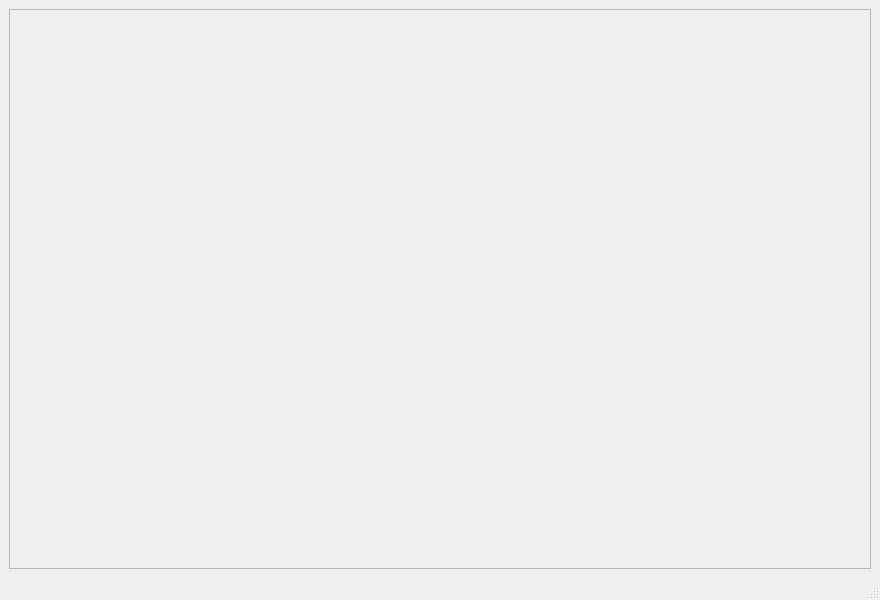
Qt form main_window/ui_main.ui (HSU-S21-CS232/P03-mc683) before a commit.
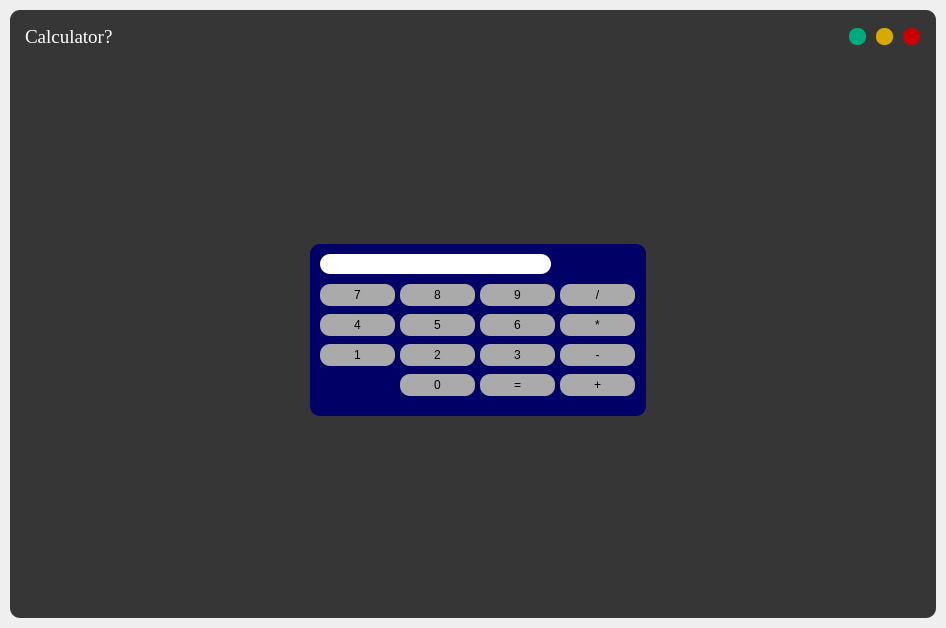
The same form after that commit.

```diff
--- a/main_window/ui_main.ui
+++ b/main_window/ui_main.ui
@@ -6,28 +6,634 @@
    <rect>
     <x>0</x>
     <y>0</y>
-    <width>880</width>
-    <height>600</height>
+    <width>946</width>
+    <height>628</height>
    </rect>
   </property>
   <property name="windowTitle">
    <string>MainWindow</string>
   </property>
   <widget class="QWidget" name="centralwidget">
-   <layout class="QVBoxLayout" name="verticalLayout">
+   <layout class="QVBoxLayout" name="drop_shadow_layout">
+    <property name="spacing">
+     <number>0</number>
+    </property>
+    <property name="leftMargin">
+     <number>10</number>
+    </property>
+    <property name="topMargin">
+     <number>10</number>
+    </property>
+    <property name="rightMargin">
+     <number>10</number>
+    </property>
+    <property name="bottomMargin">
+     <number>10</number>
+    </property>
     <item>
      <widget class="QFrame" name="drop_shadow_frame">
+      <property name="styleSheet">
+       <string notr="true">background-color: rgb(54, 54, 54);
+border-radius: 10px;</string>
+      </property>
       <property name="frameShape">
-       <enum>QFrame::StyledPanel</enum>
+       <enum>QFrame::NoFrame</enum>
       </property>
       <property name="frameShadow">
        <enum>QFrame::Raised</enum>
       </property>
+      <layout class="QVBoxLayout" name="verticalLayout">
+       <property name="spacing">
+        <number>0</number>
+       </property>
+       <property name="leftMargin">
+        <number>0</number>
+       </property>
+       <property name="topMargin">
+        <number>0</number>
+       </property>
+       <property name="rightMargin">
+        <number>0</number>
+       </property>
+       <property name="bottomMargin">
+        <number>0</number>
+       </property>
+       <item>
+        <widget class="QFrame" name="title_bar">
+         <property name="maximumSize">
+          <size>
+           <width>16777215</width>
+           <height>50</height>
+          </size>
+         </property>
+         <property name="styleSheet">
+          <string notr="true">background-color: none;</string>
+         </property>
+         <property name="frameShape">
+          <enum>QFrame::NoFrame</enum>
+         </property>
+         <property name="frameShadow">
+          <enum>QFrame::Raised</enum>
+         </property>
+         <layout class="QHBoxLayout" name="horizontalLayout">
+          <property name="spacing">
+           <number>0</number>
+          </property>
+          <property name="leftMargin">
+           <number>0</number>
+          </property>
+          <property name="topMargin">
+           <number>0</number>
+          </property>
+          <property name="rightMargin">
+           <number>0</number>
+          </property>
+          <property name="bottomMargin">
+           <number>0</number>
+          </property>
+          <item>
+           <widget class="QFrame" name="frame_title">
+            <property name="font">
+             <font>
+              <family>Microsoft YaHei Light</family>
+              <pointsize>14</pointsize>
+             </font>
+            </property>
+            <property name="frameShape">
+             <enum>QFrame::StyledPanel</enum>
+            </property>
+            <property name="frameShadow">
+             <enum>QFrame::Raised</enum>
+            </property>
+            <layout class="QVBoxLayout" name="verticalLayout_2">
+             <property name="spacing">
+              <number>0</number>
+             </property>
+             <property name="leftMargin">
+              <number>15</number>
+             </property>
+             <property name="topMargin">
+              <number>0</number>
+             </property>
+             <property name="rightMargin">
+              <number>0</number>
+             </property>
+             <property name="bottomMargin">
+              <number>0</number>
+             </property>
+             <item>
+              <widget class="QLabel" name="label_title">
+               <property name="font">
+                <font>
+                 <family>Times New Roman</family>
+                 <pointsize>14</pointsize>
+                </font>
+               </property>
+               <property name="styleSheet">
+                <string notr="true">color: rgb(255, 255, 255);</string>
+               </property>
+               <property name="text">
+                <string>Calculator?</string>
+               </property>
+              </widget>
+             </item>
+            </layout>
+           </widget>
+          </item>
+          <item>
+           <widget class="QFrame" name="frame_btns">
+            <property name="maximumSize">
+             <size>
+              <width>100</width>
+              <height>16777215</height>
+             </size>
+            </property>
+            <property name="frameShape">
+             <enum>QFrame::StyledPanel</enum>
+            </property>
+            <property name="frameShadow">
+             <enum>QFrame::Raised</enum>
+            </property>
+            <layout class="QHBoxLayout" name="horizontalLayout_3">
+             <item>
+              <widget class="QPushButton" name="btn_maximize">
+               <property name="minimumSize">
+                <size>
+                 <width>16</width>
+                 <height>16</height>
+                </size>
+               </property>
+               <property name="maximumSize">
+                <size>
+                 <width>17</width>
+                 <height>17</height>
+                </size>
+               </property>
+               <property name="styleSheet">
+                <string notr="true">QPushButton {
+	border:none;
+	border-radius:8px;	
+	background-color: rgb(0, 170, 127);
+}
+QPushButton:hover {	
+	background-color: rgba(0, 170, 127, 150);
+}</string>
+               </property>
+               <property name="text">
+                <string/>
+               </property>
+              </widget>
+             </item>
+             <item>
+              <widget class="QPushButton" name="btn_minimize">
+               <property name="minimumSize">
+                <size>
+                 <width>16</width>
+                 <height>16</height>
+                </size>
+               </property>
+               <property name="maximumSize">
+                <size>
+                 <width>17</width>
+                 <height>17</height>
+                </size>
+               </property>
+               <property name="styleSheet">
+                <string notr="true">QPushButton {
+	border:none;
+	border-radius:8px;	
+	background-color: rgb(213, 171, 0);
+}
+QPushButton:hover {	
+	background-color: rgba(213, 171, 0, 150);
+}</string>
+               </property>
+               <property name="text">
+                <string/>
+               </property>
+              </widget>
+             </item>
+             <item>
+              <widget class="QPushButton" name="btn_close">
+               <property name="minimumSize">
+                <size>
+                 <width>16</width>
+                 <height>16</height>
+                </size>
+               </property>
+               <property name="maximumSize">
+                <size>
+                 <width>17</width>
+                 <height>17</height>
+                </size>
+               </property>
+               <property name="styleSheet">
+                <string notr="true">QPushButton {
+	border:none;
+	border-radius:8px;	
+	background-color: rgb(203, 0, 0);
+}
+QPushButton:hover {	
+	background-color: rgba(203, 0, 0, 150);
+}</string>
+               </property>
+               <property name="text">
+                <string/>
+               </property>
+              </widget>
+             </item>
+            </layout>
+           </widget>
+          </item>
+         </layout>
+        </widget>
+       </item>
+       <item>
+        <widget class="QFrame" name="content_bar">
+         <property name="maximumSize">
+          <size>
+           <width>16777215</width>
+           <height>550</height>
+          </size>
+         </property>
+         <property name="styleSheet">
+          <string notr="true">background-color: none;</string>
+         </property>
+         <property name="frameShape">
+          <enum>QFrame::StyledPanel</enum>
+         </property>
+         <property name="frameShadow">
+          <enum>QFrame::Raised</enum>
+         </property>
+         <widget class="QFrame" name="calc">
+          <property name="geometry">
+           <rect>
+            <x>300</x>
+            <y>180</y>
+            <width>336</width>
+            <height>172</height>
+           </rect>
+          </property>
+          <property name="styleSheet">
+           <string notr="true">background-color: rgb(0, 0, 102);</string>
+          </property>
+          <property name="frameShape">
+           <enum>QFrame::StyledPanel</enum>
+          </property>
+          <property name="frameShadow">
+           <enum>QFrame::Raised</enum>
+          </property>
+          <widget class="QLineEdit" name="lineEdit">
+           <property name="geometry">
+            <rect>
+             <x>10</x>
+             <y>10</y>
+             <width>231</width>
+             <height>20</height>
+            </rect>
+           </property>
+           <property name="styleSheet">
+            <string notr="true">background-color: rgb(255, 255, 255);</string>
+           </property>
+          </widget>
+          <widget class="QPushButton" name="button_seven">
+           <property name="geometry">
+            <rect>
+             <x>10</x>
+             <y>40</y>
+             <width>75</width>
+             <height>22</height>
+            </rect>
+           </property>
+           <property name="styleSheet">
+            <string notr="true">QPushButton {
+	background-color: rgb(170, 170, 170);
+}
+
+QPushButton:hover {
+	background-color: rgba(170, 170, 170, 150);	
+}</string>
+           </property>
+           <property name="text">
+            <string>7</string>
+           </property>
+          </widget>
+          <widget class="QPushButton" name="button_nine">
+           <property name="geometry">
+            <rect>
+             <x>170</x>
+             <y>40</y>
+             <width>75</width>
+             <height>22</height>
+            </rect>
+           </property>
+           <property name="styleSheet">
+            <string notr="true">QPushButton {
+	background-color: rgb(170, 170, 170);
+}
+
+QPushButton:hover {
+	background-color: rgba(170, 170, 170, 150);	
+}</string>
+           </property>
+           <property name="text">
+            <string>9</string>
+           </property>
+          </widget>
+          <widget class="QPushButton" name="button_eight">
+           <property name="geometry">
+            <rect>
+             <x>90</x>
+             <y>40</y>
+             <width>75</width>
+             <height>22</height>
+            </rect>
+           </property>
+           <property name="styleSheet">
+            <string notr="true">QPushButton {
+	background-color: rgb(170, 170, 170);
+}
+
+QPushButton:hover {
+	background-color: rgba(170, 170, 170, 150);	
+}</string>
+           </property>
+           <property name="text">
+            <string>8</string>
+           </property>
+          </widget>
+          <widget class="QPushButton" name="button_four">
+           <property name="geometry">
+            <rect>
+             <x>10</x>
+             <y>70</y>
+             <width>75</width>
+             <height>22</height>
+            </rect>
+           </property>
+           <property name="styleSheet">
+            <string notr="true">QPushButton {
+	background-color: rgb(170, 170, 170);
+}
+
+QPushButton:hover {
+	background-color: rgba(170, 170, 170, 150);	
+}</string>
+           </property>
+           <property name="text">
+            <string>4</string>
+           </property>
+          </widget>
+          <widget class="QPushButton" name="button_five">
+           <property name="geometry">
+            <rect>
+             <x>90</x>
+             <y>70</y>
+             <width>75</width>
+             <height>22</height>
+            </rect>
+           </property>
+           <property name="styleSheet">
+            <string notr="true">QPushButton {
+	background-color: rgb(170, 170, 170);
+}
+
+QPushButton:hover {
+	background-color: rgba(170, 170, 170, 150);	
+}</string>
+           </property>
+           <property name="text">
+            <string>5</string>
+           </property>
+          </widget>
+          <widget class="QPushButton" name="pushButton_6">
+           <property name="geometry">
+            <rect>
+             <x>170</x>
+             <y>70</y>
+             <width>75</width>
+             <height>22</height>
+            </rect>
+           </property>
+           <property name="styleSheet">
+            <string notr="true">QPushButton {
+	background-color: rgb(170, 170, 170);
+}
+
+QPushButton:hover {
+	background-color: rgba(170, 170, 170, 150);	
+}</string>
+           </property>
+           <property name="text">
+            <string>6</string>
+           </property>
+          </widget>
+          <widget class="QPushButton" name="pushButton_7">
+           <property name="geometry">
+            <rect>
+             <x>170</x>
+             <y>100</y>
+             <width>75</width>
+             <height>22</height>
+            </rect>
+           </property>
+           <property name="styleSheet">
+            <string notr="true">QPushButton {
+	background-color: rgb(170, 170, 170);
+}
+
+QPushButton:hover {
+	background-color: rgba(170, 170, 170, 150);	
+}</string>
+           </property>
+           <property name="text">
+            <string>3</string>
+           </property>
+          </widget>
+          <widget class="QPushButton" name="pushButton_8">
+           <property name="geometry">
+            <rect>
+             <x>90</x>
+             <y>100</y>
+             <width>75</width>
+             <height>22</height>
+            </rect>
+           </property>
+           <property name="styleSheet">
+            <string notr="true">QPushButton {
+	background-color: rgb(170, 170, 170);
+}
+
+QPushButton:hover {
+	background-color: rgba(170, 170, 170, 150);	
+}</string>
+           </property>
+           <property name="text">
+            <string>2</string>
+           </property>
+          </widget>
+          <widget class="QPushButton" name="pushButton_9">
+           <property name="geometry">
+            <rect>
+             <x>10</x>
+             <y>100</y>
+             <width>75</width>
+             <height>22</height>
+            </rect>
+           </property>
+           <property name="styleSheet">
+            <string notr="true">QPushButton {
+	background-color: rgb(170, 170, 170);
+}
+
+QPushButton:hover {
+	background-color: rgba(170, 170, 170, 150);	
+}</string>
+           </property>
+           <property name="text">
+            <string>1</string>
+           </property>
+          </widget>
+          <widget class="QPushButton" name="multiply_button">
+           <property name="geometry">
+            <rect>
+             <x>250</x>
+             <y>70</y>
+             <width>75</width>
+             <height>22</height>
+            </rect>
+           </property>
+           <property name="styleSheet">
+            <string notr="true">QPushButton {
+	background-color: rgb(170, 170, 170);
+}
+
+QPushButton:hover {
+	background-color: rgba(170, 170, 170, 150);	
+}</string>
+           </property>
+           <property name="text">
+            <string>*</string>
+           </property>
+          </widget>
+          <widget class="QPushButton" name="button_zero">
+           <property name="geometry">
+            <rect>
+             <x>90</x>
+             <y>130</y>
+             <width>75</width>
+             <height>22</height>
+            </rect>
+           </property>
+           <property name="styleSheet">
+            <string notr="true">QPushButton {
+	background-color: rgb(170, 170, 170);
+}
+
+QPushButton:hover {
+	background-color: rgba(170, 170, 170, 150);	
+}</string>
+           </property>
+           <property name="text">
+            <string>0</string>
+           </property>
+          </widget>
+          <widget class="QPushButton" name="equals_button">
+           <property name="geometry">
+            <rect>
+             <x>170</x>
+             <y>130</y>
+             <width>75</width>
+             <height>22</height>
+            </rect>
+           </property>
+           <property name="styleSheet">
+            <string notr="true">QPushButton {
+	background-color: rgb(170, 170, 170);
+}
+
+QPushButton:hover {
+	background-color: rgba(170, 170, 170, 150);	
+}</string>
+           </property>
+           <property name="text">
+            <string>=</string>
+           </property>
+          </widget>
+          <widget class="QPushButton" name="addition_button">
+           <property name="geometry">
+            <rect>
+             <x>250</x>
+             <y>130</y>
+             <width>75</width>
+             <height>22</height>
+            </rect>
+           </property>
+           <property name="styleSheet">
+            <string notr="true">QPushButton {
+	background-color: rgb(170, 170, 170);
+}
+
+QPushButton:hover {
+	background-color: rgba(170, 170, 170, 150);	
+}</string>
+           </property>
+           <property name="text">
+            <string>+</string>
+           </property>
+          </widget>
+          <widget class="QPushButton" name="subtract_button">
+           <property name="geometry">
+            <rect>
+             <x>250</x>
+             <y>100</y>
+             <width>75</width>
+             <height>22</height>
+            </rect>
+           </property>
+           <property name="styleSheet">
+            <string notr="true">QPushButton {
+	background-color: rgb(170, 170, 170);
+}
+
+QPushButton:hover {
+	background-color: rgba(170, 170, 170, 150);	
+}</string>
+           </property>
+           <property name="text">
+            <string>-</string>
+           </property>
+          </widget>
+          <widget class="QPushButton" name="divide_button">
+           <property name="geometry">
+            <rect>
+             <x>250</x>
+             <y>40</y>
+             <width>75</width>
+             <height>22</height>
+            </rect>
+           </property>
+           <property name="styleSheet">
+            <string notr="true">QPushButton {
+	background-color: rgb(170, 170, 170);
+}
+
+QPushButton:hover {
+	background-color: rgba(170, 170, 170, 150);	
+}</string>
+           </property>
+           <property name="text">
+            <string>/</string>
+           </property>
+          </widget>
+         </widget>
+        </widget>
+       </item>
+      </layout>
      </widget>
     </item>
    </layout>
   </widget>
-  <widget class="QStatusBar" name="statusbar"/>
  </widget>
  <resources/>
  <connections/>
```
